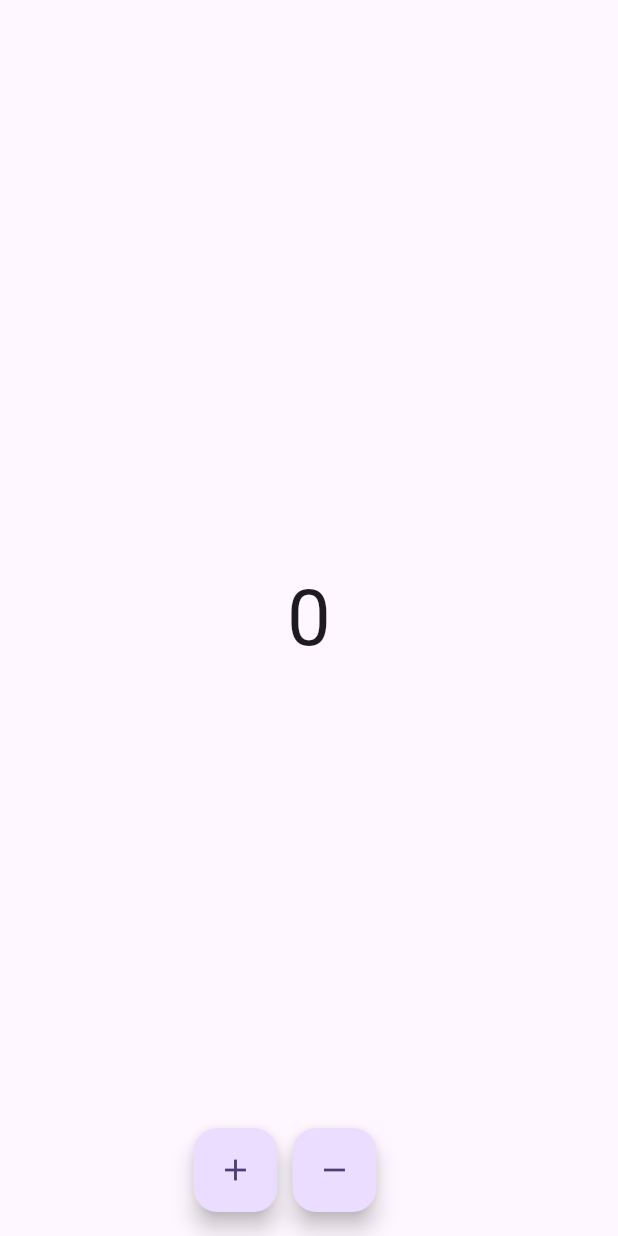
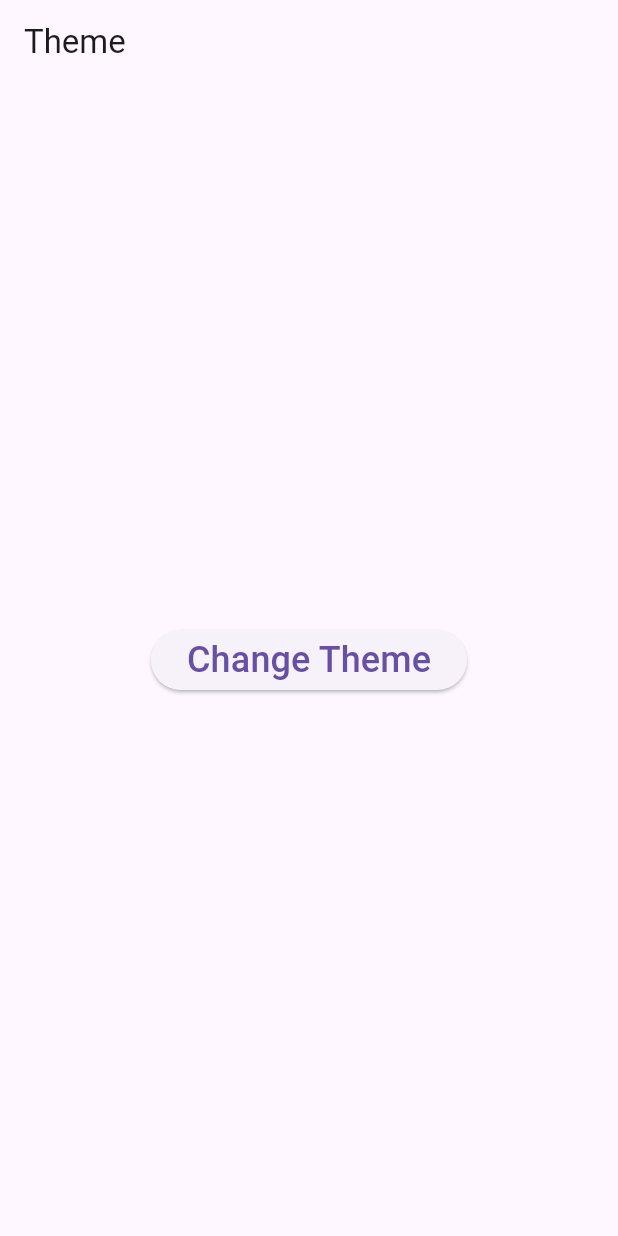
Before and after one commit to Sandeepsunil01/state-management-bloc, a Flutter app: the screen it shows after launch, on a phone screen of 412 x 824 dp. Run offline on Flutter 3.47's test engine with Material 2 defaults, Android fonts, the phone set to English and light mode, and no system bars; our stand-ins replace equatable, flutter_bloc.

Commit message:
Using Bloc for Theme Changes

```diff
--- a/lib/bloc/counter_bloc.dart
+++ b/lib/bloc/counter_bloc.dart
@@ -1,13 +1,7 @@
 import 'package:flutter/material.dart';
 import 'package:flutter_bloc/flutter_bloc.dart';
 import 'package:state_management_bloc/bloc/counter/counter_bloc.dart';
-
-import 'pages/bloc_builder.dart';
-import 'pages/bloc_builder_to_listen_for_changes.dart';
-import 'pages/bloc_builders_with_listeners.dart';
 import 'pages/bloc_consumer.dart';
-import 'pages/extension_method.dart';
-import 'pages/using_simple_listener.dart';
 
 class CounterBlocApp extends StatelessWidget {
   const CounterBlocApp({super.key});
@@ -39,8 +33,8 @@ class CounterBlocHomePage extends StatelessWidget {
       // body: UsingSimpleListen(),
       // body: BlocBuilderWithBloc(),
       // body: BlocBuilderToChangeInState(),
-      body: BlocBuilderWithListeners(),
-      // body: BlocConsumerExample(),
+      // body: BlocBuilderWithListeners(),
+      body: BlocConsumerExample(),
       floatingActionButton: Row(
         mainAxisAlignment: MainAxisAlignment.center,
         children: [
--- /dev/null
+++ b/lib/change_theme/change_theme_main_page.dart
@@ -0,0 +1,75 @@
+import 'dart:math';
+
+import 'package:flutter/material.dart';
+import 'package:flutter_bloc/flutter_bloc.dart';
+import 'package:state_management_bloc/change_theme/theme/theme_bloc.dart';
+
+class ChangeThemeApp extends StatelessWidget {
+  const ChangeThemeApp({super.key});
+
+  @override
+  Widget build(BuildContext context) {
+    return BlocProvider<ThemeBloc>(
+      create: (context) => ThemeBloc(),
+      // This is Using Bloc Builder
+      // child: BlocBuilder<ThemeBloc, ThemeState>(
+      //   builder: (context, state) {
+      //     return MaterialApp(
+      //       title: "Change Theme",
+      //       debugShowCheckedModeBanner: false,
+      //       theme: state.appTheme == AppTheme.light
+      //           ? ThemeData.light(
+      //               useMaterial3: true,
+      //             )
+      //           : ThemeData.dark(
+      //               useMaterial3: true,
+      //             ),
+      //       home: const ThemePage(),
+      //     );
+      //   },
+      // ),
+
+      // With using extensions method
+      // If Builder is not used then the bloc doenst get the context
+      child: Builder(builder: (context) {
+        return MaterialApp(
+          title: "Change Theme",
+          debugShowCheckedModeBanner: false,
+          theme: context.watch<ThemeBloc>().state.appTheme == AppTheme.light
+              ? ThemeData.light(useMaterial3: true)
+              : ThemeData.dark(useMaterial3: true),
+          home: const ThemePage(),
+        );
+      }),
+    );
+  }
+}
+
+class ThemePage extends StatelessWidget {
+  const ThemePage({super.key});
+
+  @override
+  Widget build(BuildContext context) {
+    return Scaffold(
+      appBar: AppBar(
+        title: const Text("Theme"),
+      ),
+      body: Center(
+        child: ElevatedButton(
+          onPressed: () {
+            final int randomInt = Random().nextInt(10);
+            debugPrint("Random Number == $randomInt");
+
+            context
+                .read<ThemeBloc>()
+                .add(ChangeThemeEvent(randomInt: randomInt));
+          },
+          child: const Text(
+            "Change Theme",
+            style: TextStyle(fontSize: 24),
+          ),
+        ),
+      ),
+    );
+  }
+}
--- /dev/null
+++ b/lib/change_theme/theme/theme_bloc.dart
@@ -0,0 +1,17 @@
+import 'package:equatable/equatable.dart';
+import 'package:flutter_bloc/flutter_bloc.dart';
+
+part 'theme_event.dart';
+part 'theme_state.dart';
+
+class ThemeBloc extends Bloc<ThemeEvent, ThemeState> {
+  ThemeBloc() : super(ThemeState.initial()) {
+    on<ChangeThemeEvent>((event, emit) {
+      if (event.randomInt.isEven) {
+        emit(state.copyWith(appTheme: AppTheme.light));
+      } else {
+        emit(state.copyWith(appTheme: AppTheme.dark));
+      }
+    });
+  }
+}
--- /dev/null
+++ b/lib/change_theme/theme/theme_event.dart
@@ -0,0 +1,23 @@
+// ignore_for_file: public_member_api_docs, sort_constructors_first
+part of 'theme_bloc.dart';
+
+sealed class ThemeEvent extends Equatable {
+  const ThemeEvent();
+
+  @override
+  List<Object> get props => [];
+}
+
+class ChangeThemeEvent extends ThemeEvent {
+  final int randomInt;
+
+  const ChangeThemeEvent({
+    required this.randomInt,
+  });
+
+  @override
+  String toString() => 'ChangeThemeEvent(randomInt: $randomInt)';
+
+  @override
+  List<Object> get props => [randomInt];
+}
--- /dev/null
+++ b/lib/change_theme/theme/theme_state.dart
@@ -0,0 +1,30 @@
+// ignore_for_file: public_member_api_docs, sort_constructors_first
+part of 'theme_bloc.dart';
+
+enum AppTheme { light, dark }
+
+class ThemeState extends Equatable {
+  final AppTheme appTheme;
+
+  const ThemeState({
+    this.appTheme = AppTheme.light,
+  });
+
+  factory ThemeState.initial() {
+    return const ThemeState();
+  }
+
+  @override
+  List<Object> get props => [appTheme];
+
+  @override
+  bool get stringify => true;
+
+  ThemeState copyWith({
+    AppTheme? appTheme,
+  }) {
+    return ThemeState(
+      appTheme: appTheme ?? this.appTheme,
+    );
+  }
+}
--- a/lib/main.dart
+++ b/lib/main.dart
@@ -1,9 +1,11 @@
 import 'package:flutter/material.dart';
-import 'bloc/counter_bloc.dart';
+import 'package:state_management_bloc/change_theme/change_theme_main_page.dart';
 
 void main() {
   // This Runs Counter Cubit Code
   // runApp(const CounterCubitApp());
   // This Runs Counter Bloc Code
-  runApp(const CounterBlocApp());
+  // runApp(const CounterBlocApp());
+  // In order to Pass Data down the Widget Tree
+  runApp(const ChangeThemeApp());
 }
```
